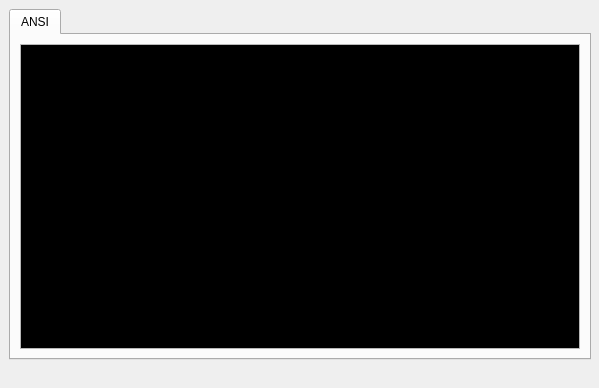
The window that ScriptCommunicator/exampleScripts/WorkerScripts/MainWindowConsole/ANSIColorConsole/ANSIColorConsole.ui (szieke/ScriptCommunicator_serial-terminal) describes before a commit, drawn with Qt 5.
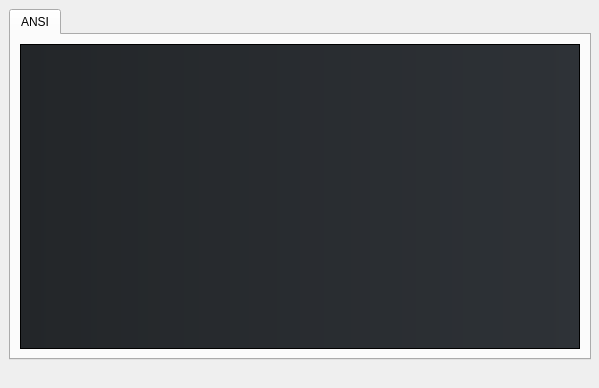
The same window after the commit.

```diff
--- a/ScriptCommunicator/exampleScripts/WorkerScripts/MainWindowConsole/ANSIColorConsole/ANSIColorConsole.ui
+++ b/ScriptCommunicator/exampleScripts/WorkerScripts/MainWindowConsole/ANSIColorConsole/ANSIColorConsole.ui
@@ -41,88 +41,349 @@
        <property name="palette">
         <palette>
          <active>
+          <colorrole role="WindowText">
+           <brush brushstyle="SolidPattern">
+            <color alpha="255">
+             <red>239</red>
+             <green>240</green>
+             <blue>241</blue>
+            </color>
+           </brush>
+          </colorrole>
+          <colorrole role="Button">
+           <brush brushstyle="LinearGradientPattern">
+            <gradient startx="0.000000000000000" starty="0.000000000000000" endx="1.000000000000000" endy="0.000000000000000" type="LinearGradient" spread="PadSpread" coordinatemode="ObjectBoundingMode">
+             <gradientstop position="0.000000000000000">
+              <color alpha="255">
+               <red>35</red>
+               <green>38</green>
+               <blue>41</blue>
+              </color>
+             </gradientstop>
+             <gradientstop position="1.000000000000000">
+              <color alpha="255">
+               <red>46</red>
+               <green>50</green>
+               <blue>55</blue>
+              </color>
+             </gradientstop>
+            </gradient>
+           </brush>
+          </colorrole>
           <colorrole role="Text">
            <brush brushstyle="SolidPattern">
             <color alpha="255">
-             <red>0</red>
-             <green>255</green>
-             <blue>0</blue>
+             <red>239</red>
+             <green>240</green>
+             <blue>241</blue>
+            </color>
+           </brush>
+          </colorrole>
+          <colorrole role="ButtonText">
+           <brush brushstyle="SolidPattern">
+            <color alpha="255">
+             <red>239</red>
+             <green>240</green>
+             <blue>241</blue>
             </color>
            </brush>
           </colorrole>
           <colorrole role="Base">
+           <brush brushstyle="LinearGradientPattern">
+            <gradient startx="0.000000000000000" starty="0.000000000000000" endx="1.000000000000000" endy="0.000000000000000" type="LinearGradient" spread="PadSpread" coordinatemode="ObjectBoundingMode">
+             <gradientstop position="0.000000000000000">
+              <color alpha="255">
+               <red>35</red>
+               <green>38</green>
+               <blue>41</blue>
+              </color>
+             </gradientstop>
+             <gradientstop position="1.000000000000000">
+              <color alpha="255">
+               <red>46</red>
+               <green>50</green>
+               <blue>55</blue>
+              </color>
+             </gradientstop>
+            </gradient>
+           </brush>
+          </colorrole>
+          <colorrole role="Window">
+           <brush brushstyle="LinearGradientPattern">
+            <gradient startx="0.000000000000000" starty="0.000000000000000" endx="1.000000000000000" endy="0.000000000000000" type="LinearGradient" spread="PadSpread" coordinatemode="ObjectBoundingMode">
+             <gradientstop position="0.000000000000000">
+              <color alpha="255">
+               <red>35</red>
+               <green>38</green>
+               <blue>41</blue>
+              </color>
+             </gradientstop>
+             <gradientstop position="1.000000000000000">
+              <color alpha="255">
+               <red>46</red>
+               <green>50</green>
+               <blue>55</blue>
+              </color>
+             </gradientstop>
+            </gradient>
+           </brush>
+          </colorrole>
+          <colorrole role="Highlight">
            <brush brushstyle="SolidPattern">
             <color alpha="255">
-             <red>0</red>
-             <green>0</green>
-             <blue>0</blue>
+             <red>61</red>
+             <green>174</green>
+             <blue>233</blue>
+            </color>
+           </brush>
+          </colorrole>
+          <colorrole role="HighlightedText">
+           <brush brushstyle="SolidPattern">
+            <color alpha="255">
+             <red>239</red>
+             <green>240</green>
+             <blue>241</blue>
             </color>
            </brush>
           </colorrole>
           <colorrole role="PlaceholderText">
-           <brush brushstyle="NoBrush">
+           <brush brushstyle="SolidPattern">
             <color alpha="128">
-             <red>0</red>
-             <green>255</green>
-             <blue>0</blue>
+             <red>239</red>
+             <green>240</green>
+             <blue>241</blue>
             </color>
            </brush>
           </colorrole>
          </active>
          <inactive>
+          <colorrole role="WindowText">
+           <brush brushstyle="SolidPattern">
+            <color alpha="255">
+             <red>239</red>
+             <green>240</green>
+             <blue>241</blue>
+            </color>
+           </brush>
+          </colorrole>
+          <colorrole role="Button">
+           <brush brushstyle="LinearGradientPattern">
+            <gradient startx="0.000000000000000" starty="0.000000000000000" endx="1.000000000000000" endy="0.000000000000000" type="LinearGradient" spread="PadSpread" coordinatemode="ObjectBoundingMode">
+             <gradientstop position="0.000000000000000">
+              <color alpha="255">
+               <red>35</red>
+               <green>38</green>
+               <blue>41</blue>
+              </color>
+             </gradientstop>
+             <gradientstop position="1.000000000000000">
+              <color alpha="255">
+               <red>46</red>
+               <green>50</green>
+               <blue>55</blue>
+              </color>
+             </gradientstop>
+            </gradient>
+           </brush>
+          </colorrole>
           <colorrole role="Text">
            <brush brushstyle="SolidPattern">
             <color alpha="255">
-             <red>0</red>
-             <green>255</green>
-             <blue>0</blue>
+             <red>239</red>
+             <green>240</green>
+             <blue>241</blue>
+            </color>
+           </brush>
+          </colorrole>
+          <colorrole role="ButtonText">
+           <brush brushstyle="SolidPattern">
+            <color alpha="255">
+             <red>239</red>
+             <green>240</green>
+             <blue>241</blue>
             </color>
            </brush>
           </colorrole>
           <colorrole role="Base">
+           <brush brushstyle="LinearGradientPattern">
+            <gradient startx="0.000000000000000" starty="0.000000000000000" endx="1.000000000000000" endy="0.000000000000000" type="LinearGradient" spread="PadSpread" coordinatemode="ObjectBoundingMode">
+             <gradientstop position="0.000000000000000">
+              <color alpha="255">
+               <red>35</red>
+               <green>38</green>
+               <blue>41</blue>
+              </color>
+             </gradientstop>
+             <gradientstop position="1.000000000000000">
+              <color alpha="255">
+               <red>46</red>
+               <green>50</green>
+               <blue>55</blue>
+              </color>
+             </gradientstop>
+            </gradient>
+           </brush>
+          </colorrole>
+          <colorrole role="Window">
+           <brush brushstyle="LinearGradientPattern">
+            <gradient startx="0.000000000000000" starty="0.000000000000000" endx="1.000000000000000" endy="0.000000000000000" type="LinearGradient" spread="PadSpread" coordinatemode="ObjectBoundingMode">
+             <gradientstop position="0.000000000000000">
+              <color alpha="255">
+               <red>35</red>
+               <green>38</green>
+               <blue>41</blue>
+              </color>
+             </gradientstop>
+             <gradientstop position="1.000000000000000">
+              <color alpha="255">
+               <red>46</red>
+               <green>50</green>
+               <blue>55</blue>
+              </color>
+             </gradientstop>
+            </gradient>
+           </brush>
+          </colorrole>
+          <colorrole role="Highlight">
            <brush brushstyle="SolidPattern">
             <color alpha="255">
-             <red>0</red>
-             <green>0</green>
-             <blue>0</blue>
+             <red>61</red>
+             <green>174</green>
+             <blue>233</blue>
+            </color>
+           </brush>
+          </colorrole>
+          <colorrole role="HighlightedText">
+           <brush brushstyle="SolidPattern">
+            <color alpha="255">
+             <red>239</red>
+             <green>240</green>
+             <blue>241</blue>
             </color>
            </brush>
           </colorrole>
           <colorrole role="PlaceholderText">
-           <brush brushstyle="NoBrush">
+           <brush brushstyle="SolidPattern">
             <color alpha="128">
-             <red>0</red>
-             <green>255</green>
-             <blue>0</blue>
+             <red>239</red>
+             <green>240</green>
+             <blue>241</blue>
             </color>
            </brush>
           </colorrole>
          </inactive>
          <disabled>
+          <colorrole role="WindowText">
+           <brush brushstyle="SolidPattern">
+            <color alpha="255">
+             <red>180</red>
+             <green>180</green>
+             <blue>180</blue>
+            </color>
+           </brush>
+          </colorrole>
+          <colorrole role="Button">
+           <brush brushstyle="LinearGradientPattern">
+            <gradient startx="0.000000000000000" starty="0.000000000000000" endx="1.000000000000000" endy="0.000000000000000" type="LinearGradient" spread="PadSpread" coordinatemode="ObjectBoundingMode">
+             <gradientstop position="0.000000000000000">
+              <color alpha="255">
+               <red>49</red>
+               <green>54</green>
+               <blue>59</blue>
+              </color>
+             </gradientstop>
+             <gradientstop position="1.000000000000000">
+              <color alpha="255">
+               <red>75</red>
+               <green>83</green>
+               <blue>91</blue>
+              </color>
+             </gradientstop>
+            </gradient>
+           </brush>
+          </colorrole>
           <colorrole role="Text">
            <brush brushstyle="SolidPattern">
             <color alpha="255">
-             <red>120</red>
-             <green>120</green>
-             <blue>120</blue>
+             <red>180</red>
+             <green>180</green>
+             <blue>180</blue>
+            </color>
+           </brush>
+          </colorrole>
+          <colorrole role="ButtonText">
+           <brush brushstyle="SolidPattern">
+            <color alpha="255">
+             <red>180</red>
+             <green>180</green>
+             <blue>180</blue>
             </color>
            </brush>
           </colorrole>
           <colorrole role="Base">
+           <brush brushstyle="LinearGradientPattern">
+            <gradient startx="0.000000000000000" starty="0.000000000000000" endx="1.000000000000000" endy="0.000000000000000" type="LinearGradient" spread="PadSpread" coordinatemode="ObjectBoundingMode">
+             <gradientstop position="0.000000000000000">
+              <color alpha="255">
+               <red>49</red>
+               <green>54</green>
+               <blue>59</blue>
+              </color>
+             </gradientstop>
+             <gradientstop position="1.000000000000000">
+              <color alpha="255">
+               <red>75</red>
+               <green>83</green>
+               <blue>91</blue>
+              </color>
+             </gradientstop>
+            </gradient>
+           </brush>
+          </colorrole>
+          <colorrole role="Window">
+           <brush brushstyle="LinearGradientPattern">
+            <gradient startx="0.000000000000000" starty="0.000000000000000" endx="1.000000000000000" endy="0.000000000000000" type="LinearGradient" spread="PadSpread" coordinatemode="ObjectBoundingMode">
+             <gradientstop position="0.000000000000000">
+              <color alpha="255">
+               <red>49</red>
+               <green>54</green>
+               <blue>59</blue>
+              </color>
+             </gradientstop>
+             <gradientstop position="1.000000000000000">
+              <color alpha="255">
+               <red>75</red>
+               <green>83</green>
+               <blue>91</blue>
+              </color>
+             </gradientstop>
+            </gradient>
+           </brush>
+          </colorrole>
+          <colorrole role="Highlight">
            <brush brushstyle="SolidPattern">
             <color alpha="255">
-             <red>240</red>
+             <red>61</red>
+             <green>174</green>
+             <blue>233</blue>
+            </color>
+           </brush>
+          </colorrole>
+          <colorrole role="HighlightedText">
+           <brush brushstyle="SolidPattern">
+            <color alpha="255">
+             <red>239</red>
              <green>240</green>
-             <blue>240</blue>
+             <blue>241</blue>
             </color>
            </brush>
           </colorrole>
           <colorrole role="PlaceholderText">
-           <brush brushstyle="NoBrush">
+           <brush brushstyle="SolidPattern">
             <color alpha="128">
-             <red>0</red>
-             <green>255</green>
-             <blue>0</blue>
+             <red>180</red>
+             <green>180</green>
+             <blue>180</blue>
             </color>
            </brush>
           </colorrole>
@@ -135,7 +396,7 @@
         </font>
        </property>
        <property name="readOnly">
-        <bool>true</bool>
+        <bool>false</bool>
        </property>
       </widget>
      </item>
```
